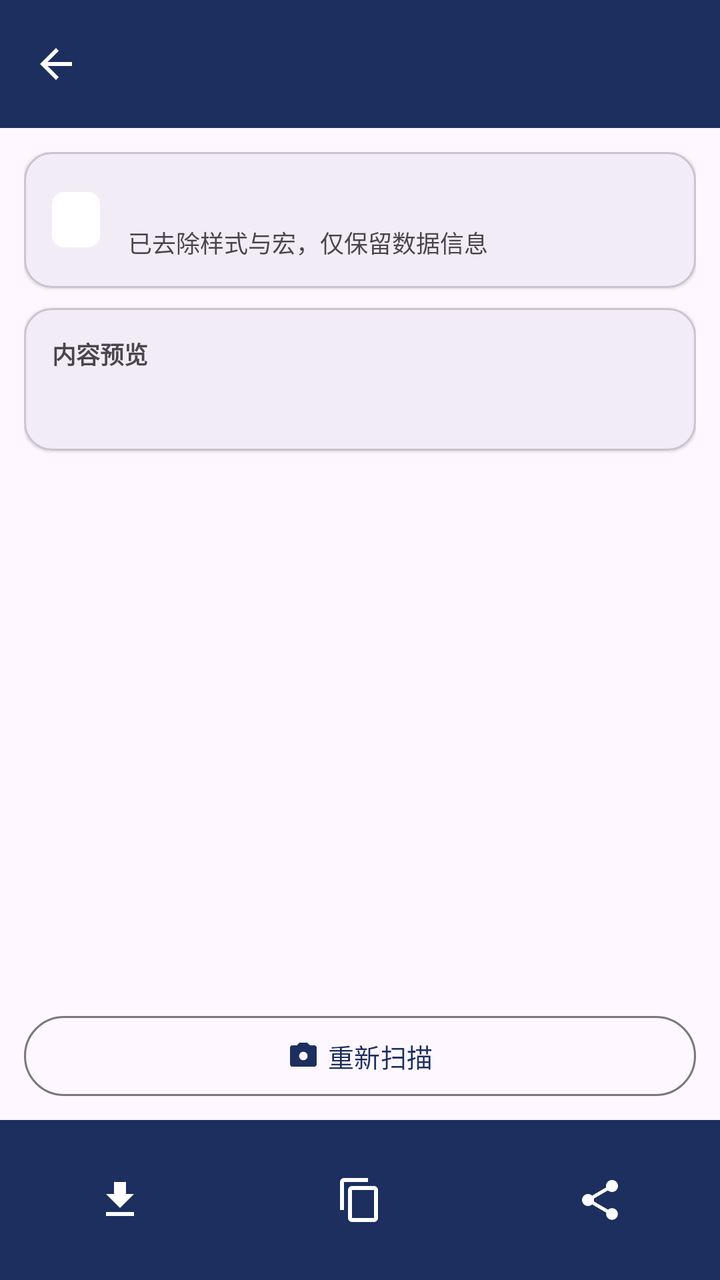
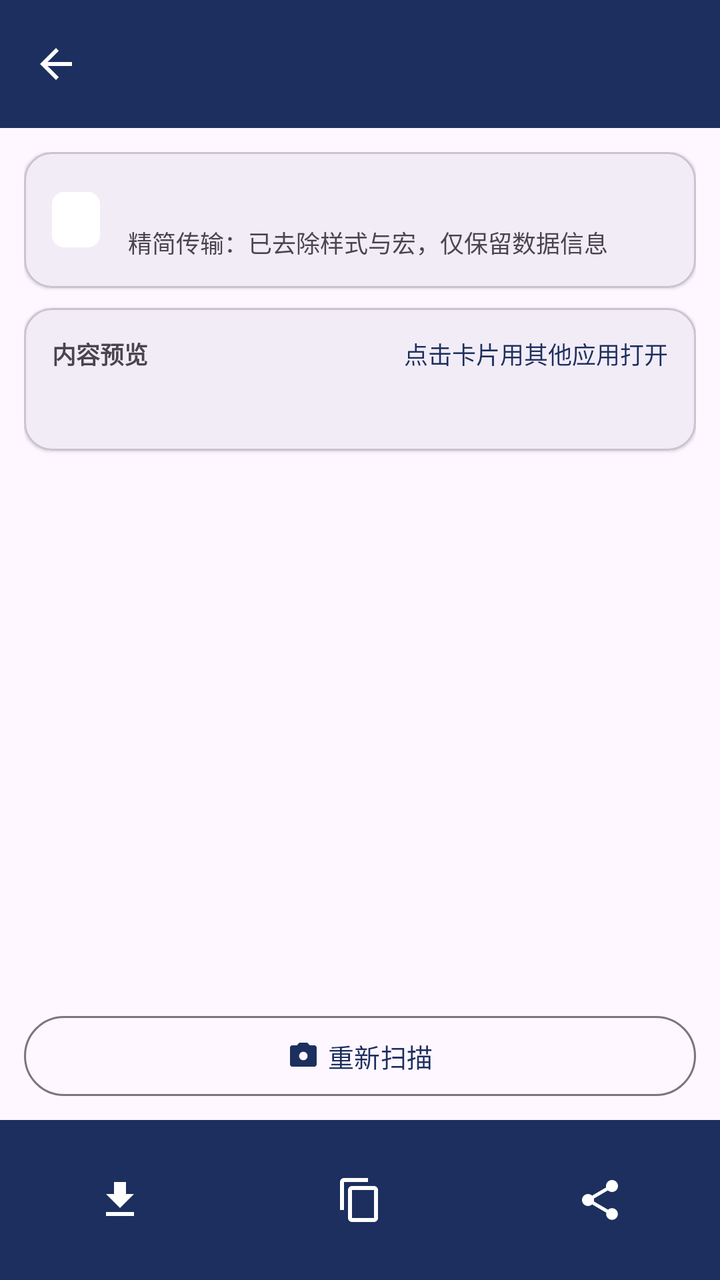

The first picture is an Android layout as it rendered before a commit; the second is the same layout after the commit. The layout source and the unified diff follow.
<!-- AndroidManifest.xml: activity theme Theme.InfoParse.Result -->
<!-- res/layout/activity_result.xml -->
<?xml version="1.0" encoding="utf-8"?>
<LinearLayout xmlns:android="http://schemas.android.com/apk/res/android"
    xmlns:app="http://schemas.android.com/apk/res-auto"
    android:layout_width="match_parent"
    android:layout_height="match_parent"
    android:orientation="vertical">

    <com.google.android.material.appbar.AppBarLayout
        android:id="@+id/appBar"
        android:layout_width="match_parent"
        android:layout_height="wrap_content"
        android:background="@color/primary"
        app:elevation="0dp">

        <com.google.android.material.appbar.MaterialToolbar
            android:id="@+id/toolbar"
            android:layout_width="match_parent"
            android:layout_height="?attr/actionBarSize"
            app:navigationIcon="?attr/homeAsUpIndicator"
            app:navigationIconTint="@color/white"
            app:titleTextColor="@color/white" />
    </com.google.android.material.appbar.AppBarLayout>

    <androidx.core.widget.NestedScrollView
        android:layout_width="match_parent"
        android:layout_height="0dp"
        android:layout_weight="1"
        android:fillViewport="true">

        <LinearLayout
            android:layout_width="match_parent"
            android:layout_height="wrap_content"
            android:orientation="vertical"
            android:padding="12dp">

            
            <com.google.android.material.card.MaterialCardView
                android:layout_width="match_parent"
                android:layout_height="wrap_content"
                app:cardCornerRadius="14dp"
                app:cardElevation="1dp">

                <LinearLayout
                    android:layout_width="match_parent"
                    android:layout_height="wrap_content"
                    android:gravity="center_vertical"
                    android:orientation="horizontal"
                    android:padding="14dp">

                    <TextView
                        android:id="@+id/tvFmtBadge"
                        android:layout_width="wrap_content"
                        android:layout_height="wrap_content"
                        android:background="@drawable/shape_badge"
                        android:paddingStart="12dp"
                        android:paddingTop="5dp"
                        android:paddingEnd="12dp"
                        android:paddingBottom="5dp"
                        android:textColor="@color/white"
                        android:textSize="13sp" />

                    <LinearLayout
                        android:layout_width="0dp"
                        android:layout_height="wrap_content"
                        android:layout_marginStart="14dp"
                        android:layout_weight="1"
                        android:orientation="vertical">

                        <TextView
                            android:id="@+id/tvStats"
                            android:layout_width="match_parent"
                            android:layout_height="wrap_content"
                            android:textSize="15sp"
                            android:textStyle="bold" />

                        <TextView
                            android:layout_width="match_parent"
                            android:layout_height="wrap_content"
                            android:layout_marginTop="2dp"
                            android:text="@string/summary_note"
                            android:textColor="?attr/colorOnSurfaceVariant"
                            android:textSize="12sp" />
                    </LinearLayout>
                </LinearLayout>
            </com.google.android.material.card.MaterialCardView>

            
            <com.google.android.material.card.MaterialCardView
                android:layout_width="match_parent"
                android:layout_height="wrap_content"
                android:layout_marginTop="10dp"
                app:cardCornerRadius="14dp"
                app:cardElevation="1dp">

                <LinearLayout
                    android:layout_width="match_parent"
                    android:layout_height="wrap_content"
                    android:orientation="vertical"
                    android:padding="14dp">

                    <TextView
                        android:layout_width="wrap_content"
                        android:layout_height="wrap_content"
                        android:text="@string/content_preview"
                        android:textColor="?attr/colorOnSurfaceVariant"
                        android:textSize="12sp"
                        android:textStyle="bold" />

                    <FrameLayout
                        android:layout_width="match_parent"
                        android:layout_height="wrap_content"
                        android:layout_marginTop="8dp">

                        <TextView
                            android:id="@+id/tvPreview"
                            android:layout_width="match_parent"
                            android:layout_height="wrap_content"
                            android:fontFamily="monospace"
                            android:textIsSelectable="true"
                            android:textSize="13sp" />

                        <HorizontalScrollView
                            android:id="@+id/tableScroll"
                            android:layout_width="match_parent"
                            android:layout_height="wrap_content"
                            android:visibility="gone">

                            <TableLayout
                                android:id="@+id/tablePreview"
                                android:layout_width="wrap_content"
                                android:layout_height="wrap_content" />
                        </HorizontalScrollView>
                    </FrameLayout>
                </LinearLayout>
            </com.google.android.material.card.MaterialCardView>
        </LinearLayout>
    </androidx.core.widget.NestedScrollView>

    
    <Button
        android:id="@+id/btnRescan"
        style="?attr/materialButtonOutlinedStyle"
        android:layout_width="match_parent"
        android:layout_height="wrap_content"
        android:layout_marginStart="12dp"
        android:layout_marginEnd="12dp"
        android:layout_marginBottom="8dp"
        android:text="@string/btn_rescan"
        android:textSize="13sp"
        app:icon="@drawable/ic_photo_camera"
        app:iconGravity="textStart"
        app:iconSize="16dp" />

    
    <com.google.android.material.bottomnavigation.BottomNavigationView
        android:id="@+id/bottomNav"
        android:layout_width="match_parent"
        android:layout_height="wrap_content"
        app:backgroundTint="@color/primary"
        app:elevation="0dp"
        app:itemActiveIndicatorStyle="@style/Widget.InfoParse.BottomNavActiveIndicator"
        app:itemIconTint="@color/white"
        app:labelVisibilityMode="unlabeled"
        app:menu="@menu/menu_result_actions" />
</LinearLayout>
<!-- resources referenced by this layout -->
<resources>
  <color name="primary">#1C2F5E</color>
  <color name="white">#FFFFFF</color>
  <!-- drawable ic_photo_camera (drawable) -->
  <vector xmlns:android="http://schemas.android.com/apk/res/android"
      android:width="24dp"
      android:height="24dp"
      android:viewportWidth="24"
      android:viewportHeight="24">
      <path
          android:fillColor="@android:color/white"
          android:pathData="M12,15.2a3.2,3.2 0 0,1 -3.2,-3.2a3.2,3.2 0 0,1 3.2,-3.2a3.2,3.2 0 0,1 3.2,3.2a3.2,3.2 0 0,1 -3.2,3.2M9,2L7.17,4H4a2,2 0 0,0 -2,2v12a2,2 0 0,0 2,2h16a2,2 0 0,0 2,-2V6a2,2 0 0,0 -2,-2h-3.17L15,2H9z" />
  </vector>
  <!-- drawable shape_badge (drawable) -->
  <?xml version="1.0" encoding="utf-8"?>
  <shape xmlns:android="http://schemas.android.com/apk/res/android">
      <solid android:color="@color/white" />
      <corners android:radius="6dp" />
  </shape>
  <string name="btn_rescan">重新扫描</string>
  <string name="content_preview">内容预览</string>
  <string name="summary_note">已去除样式与宏，仅保留数据信息</string>
  <style name="Widget.InfoParse.BottomNavActiveIndicator" parent="Widget.Material3.BottomNavigationView.ActiveIndicator">
          <item name="android:color">@android:color/transparent</item>
      </style>
  <style name="Theme.InfoParse.Result" parent="Theme.InfoParse">
          <item name="android:statusBarColor">@android:color/transparent</item>
          <item name="android:navigationBarColor">@android:color/transparent</item>
      </style>
  <style name="Theme.InfoParse" parent="Theme.Material3.DayNight.NoActionBar">
          <item name="colorPrimary">@color/primary</item>
          <item name="colorSecondaryContainer">@color/secondary_container</item>
          <item name="colorOnSecondaryContainer">@color/on_secondary_container</item>
          <item name="android:statusBarColor">@color/primary_dark</item>
      </style>
  <color name="secondary_container">#D9E2F1</color>
  <color name="on_secondary_container">#1C2F5E</color>
  <color name="primary_dark">#121F40</color>
</resources>

<!-- the commit's change to res/layout/activity_result.xml (unified diff, before → after) -->
@@ -74,6 +74,7 @@
                             android:textStyle="bold" />
 
                         <TextView
+                            android:id="@+id/tvSummaryNote"
                             android:layout_width="match_parent"
                             android:layout_height="wrap_content"
                             android:layout_marginTop="2dp"
@@ -86,9 +87,12 @@
 
             
             <com.google.android.material.card.MaterialCardView
+                android:id="@+id/contentCard"
                 android:layout_width="match_parent"
                 android:layout_height="wrap_content"
                 android:layout_marginTop="10dp"
+                android:clickable="true"
+                android:focusable="true"
                 app:cardCornerRadius="14dp"
                 app:cardElevation="1dp">
 
@@ -98,13 +102,29 @@
                     android:orientation="vertical"
                     android:padding="14dp">
 
-                    <TextView
-                        android:layout_width="wrap_content"
+                    <LinearLayout
+                        android:layout_width="match_parent"
                         android:layout_height="wrap_content"
-                        android:text="@string/content_preview"
-                        android:textColor="?attr/colorOnSurfaceVariant"
-                        android:textSize="12sp"
-                        android:textStyle="bold" />
+                        android:gravity="center_vertical"
+                        android:orientation="horizontal">
+
+                        <TextView
+                            android:layout_width="0dp"
+                            android:layout_height="wrap_content"
+                            android:layout_weight="1"
+                            android:text="@string/content_preview"
+                            android:textColor="?attr/colorOnSurfaceVariant"
+                            android:textSize="12sp"
+                            android:textStyle="bold" />
+
+                        <TextView
+                            android:id="@+id/tvOpenHint"
+                            android:layout_width="wrap_content"
+                            android:layout_height="wrap_content"
+                            android:text="@string/hint_open_with"
+                            android:textColor="?attr/colorPrimary"
+                            android:textSize="12sp" />
+                    </LinearLayout>
 
                     <FrameLayout
                         android:layout_width="match_parent"
<!-- resource entries referenced after the edit -->
@@ -20,7 +20,8 @@
   </shape>
   <string name="btn_rescan">重新扫描</string>
   <string name="content_preview">内容预览</string>
-  <string name="summary_note">已去除样式与宏，仅保留数据信息</string>
+  <string name="hint_open_with">点击卡片用其他应用打开</string>
+  <string name="summary_note">精简传输：已去除样式与宏，仅保留数据信息</string>
   <style name="Widget.InfoParse.BottomNavActiveIndicator" parent="Widget.Material3.BottomNavigationView.ActiveIndicator">
           <item name="android:color">@android:color/transparent</item>
       </style>
